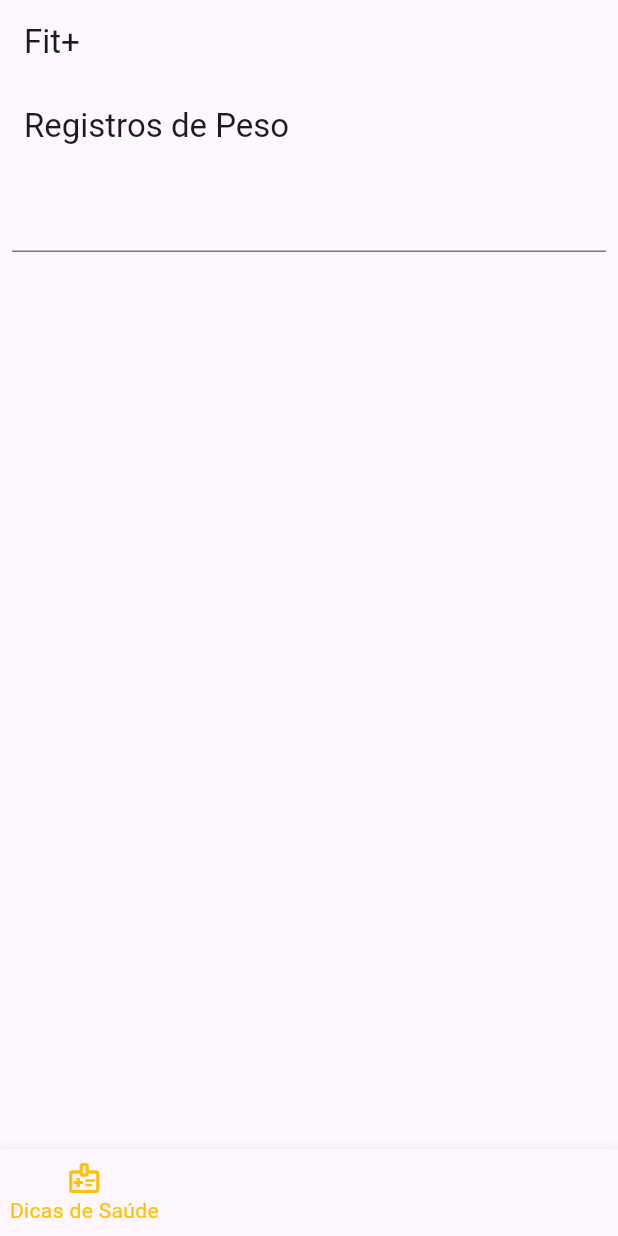
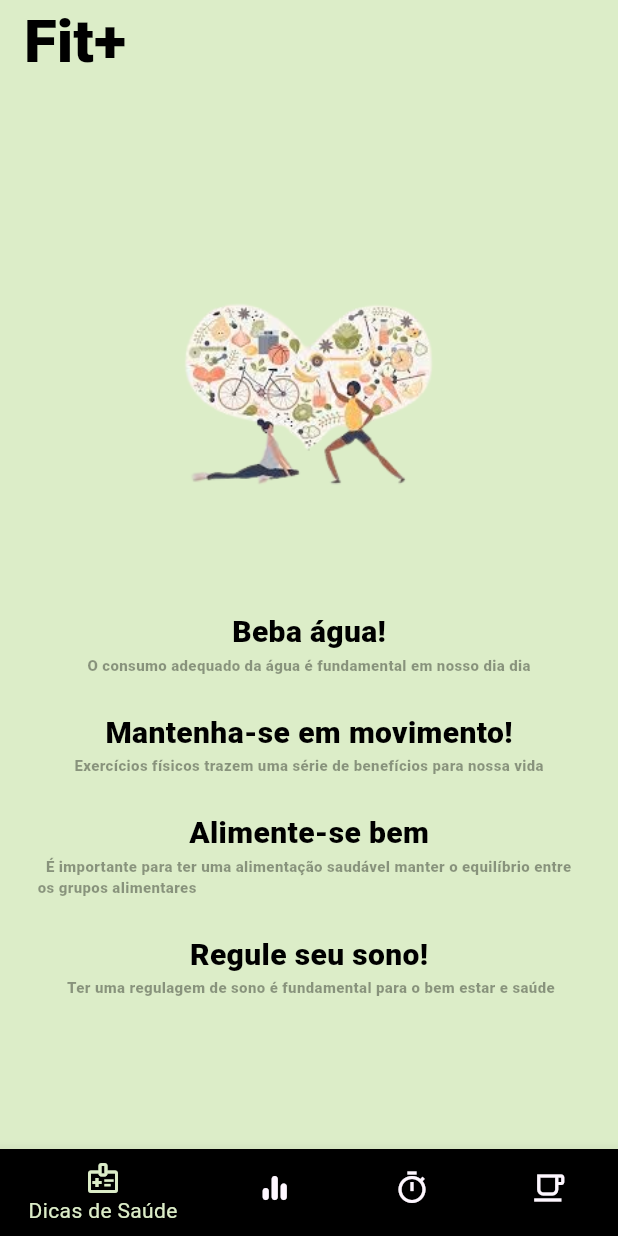
Before and after one commit to emal0n/fitmais, a Flutter app: the screen it shows after launch, on a phone screen of 412 x 824 dp. Run offline on Flutter 3.47's test engine with Material 3 defaults, Android fonts, the light colour scheme and no system bars; our stand-ins replace audioplayers, cloud_firestore, firebase_core, google_nav_bar; accounts and stored records are empty.

Commit message:
Tela de Dicas e Otimizacao de Codigo

```diff
--- a/lib/CtrlIMC.dart
+++ b/lib/CtrlIMC.dart
@@ -72,10 +72,9 @@ class CtrlImcState extends State<CtrlImc> {
   @override
   Widget build(BuildContext context) {
     return Scaffold(
-      appBar: AppBar(
-        title: const Text('Registros de Peso'),
-      ),
-      body: Column(
+
+      body: Center(
+        child: Column (
         mainAxisAlignment: MainAxisAlignment.start,
         children: <Widget>[
           Container(
@@ -91,6 +90,8 @@ class CtrlImcState extends State<CtrlImc> {
           ))
         ],
       ),
+      ),
+
     );
   }
 }
--- /dev/null
+++ b/lib/Dicas_saude.dart
@@ -0,0 +1,100 @@
+import 'package:flutter/material.dart';
+
+
+class DicasSaude extends StatelessWidget {
+  const DicasSaude({super.key});
+
+  @override
+  Widget build(BuildContext context) {
+    return Scaffold(
+      backgroundColor:  Colors.lightGreen[100],
+      body: Center(
+        child: Padding(
+          padding: const EdgeInsets.symmetric(horizontal: 25.0),
+          child: Column(
+            mainAxisAlignment: MainAxisAlignment.center,
+            children: [
+              Padding(
+                padding: const EdgeInsets.all(25.0),
+                child: Image.asset(
+                  'lib/Dumps/saude.png',
+                  height: 240,
+                ),
+              ),
+
+              const Text(
+                'Beba água!',
+                style: TextStyle(
+                  fontWeight: FontWeight.w900,
+                  color: Colors.black,
+                  fontSize: 20,
+                ),
+              ),
+               const Text(
+                'O consumo adequado da água é fundamental em nosso dia dia',
+                style: TextStyle(
+                  fontWeight: FontWeight.w900,
+                  color: Colors.black38,
+                  fontSize: 10,
+                ),
+              ),
+              const SizedBox(height: 24),
+              const Text(
+                'Mantenha-se em movimento!',
+                style: TextStyle(
+                  fontWeight: FontWeight.w900,
+                  color: Colors.black,
+                  fontSize: 20,
+                ),
+              ),
+              const Text(
+                'Exercícios físicos trazem uma série de benefícios para nossa vida',
+                style: TextStyle(
+                  fontWeight: FontWeight.w900,
+                  color: Colors.black38,
+                  fontSize: 10,
+                ),
+              ),
+            const SizedBox(height: 24),
+              const Text(
+                'Alimente-se bem',
+                style: TextStyle(
+                  fontWeight: FontWeight.w900,
+                  color: Colors.black,
+                  fontSize: 20,
+                ),
+              ),
+              const Text(
+                '  É importante para ter uma alimentação saudável manter o equilíbrio entre os grupos alimentares',
+                style: TextStyle(
+                  fontWeight: FontWeight.w900,
+                  color: Colors.black38,
+                  fontSize: 10,
+                ),
+              ),
+              const SizedBox(height: 24),
+             const Text(
+                'Regule seu sono!',
+                style: TextStyle(
+                  fontWeight: FontWeight.w900,
+                  color: Colors.black,
+                  fontSize: 20,
+                ),
+              ),
+
+              const Text(
+                ' Ter uma regulagem de sono é fundamental para o bem estar e saúde',
+                style: TextStyle(
+                  fontWeight: FontWeight.w900,
+                  color: Colors.black38,
+                  fontSize: 10,
+                ),
+              ),
+               const SizedBox(height: 40),
+            ],
+          ),
+        ),
+      ),
+    );
+  }
+}
--- a/lib/TelaPrincipal.dart
+++ b/lib/TelaPrincipal.dart
@@ -1,4 +1,9 @@
+import 'dart:ui';
+
+import 'package:fitmais/Dicas_saude.dart';
 import 'package:flutter/material.dart';
+import 'package:flutter/widgets.dart';
+import 'package:google_nav_bar/google_nav_bar.dart';
 import 'CtrlIMC.dart';
 import 'timer.dart';
 
@@ -13,6 +18,7 @@ class TelaPrincipalState extends State<TelaPrincipal> {
 
   final List<Widget> _pages = [
 
+    DicasSaude(),
     CtrlImc(),
     Cronometro()
 
@@ -26,38 +32,44 @@ class TelaPrincipalState extends State<TelaPrincipal> {
 
   @override
   Widget build(BuildContext context) {
-    return Scaffold(
+  return Scaffold(
       appBar: AppBar(
         title: const Text('Fit+'),
+        titleTextStyle: TextStyle(
+        fontSize: 40,
+        fontWeight:FontWeight.w900,
+        color: Colors.black,
+        ),
+        backgroundColor: Colors.lightGreen[100],
       ),
       body: _pages[_currentIndex],
+
       bottomNavigationBar: BottomNavigationBar(
 
         items: const <BottomNavigationBarItem>[
           BottomNavigationBarItem(
             icon: Icon(Icons.medical_information_outlined),
             label: 'Dicas de Saúde',
+            backgroundColor:  Colors.black,
+          ),
+           BottomNavigationBarItem(
+            icon: Icon(Icons.equalizer_rounded),
+            label: 'Controle IMC',
+            backgroundColor:  Colors.black,
+          ),
+          BottomNavigationBarItem(
+            icon: Icon(Icons.timer_sharp),
+            label: 'Timer Meditação',
+            backgroundColor:  Colors.black,
           ),
           BottomNavigationBarItem(
             icon: Icon(Icons.local_cafe_outlined),
             label: 'Rotina de Alimentação',
-          ),
-          BottomNavigationBarItem(
-            icon: Icon(Icons.equalizer_rounded),
-            label: 'Controle IMC',
-          ),
-          BottomNavigationBarItem(
-            icon: Icon(Icons.timer_sharp),
-            label: 'Timer Meditação',
-          ),
-          BottomNavigationBarItem(
-            icon: Icon(Icons.fitness_center_rounded),
-            label: 'Plano de Treino',
+            backgroundColor:  Colors.black,
           ),
         ],
 
-        backgroundColor: Colors.blue,
-        selectedItemColor: Colors.amber,
+        selectedItemColor: Colors.lightGreen[100],
         currentIndex: _currentIndex,
         onTap: _onTap,
       ),
--- a/lib/main.dart
+++ b/lib/main.dart
@@ -16,8 +16,8 @@
   @override
   Widget build(BuildContext context) {
     return MaterialApp(
+      title: 'Fit+',
       debugShowCheckedModeBanner: false,
-      title: 'Fit+',
       home: TelaPrincipal(),
     );
   }
--- a/lib/timer.dart
+++ b/lib/timer.dart
@@ -13,8 +13,8 @@ class _CronometroState extends State<Cronometro> {
 
   TextEditingController _controller = TextEditingController();
   late Timer _timer;
-  int _totalTime = 0; // Tempo total em segundos
-  int _remainingTime = 0; // Tempo restante em segundos
+  int _totalTime = 0;
+  int _remainingTime = 0;
   bool _isRunning = false;
 
   void _startTimer() {
@@ -75,7 +75,7 @@ class _CronometroState extends State<Cronometro> {
   Widget build(BuildContext context) {
     return Scaffold(
       body: Container(
-        color: Colors.lightGreen[100], // Define a cor de fundo
+        color: Colors.lightGreen[100],
         child: Column(
           mainAxisAlignment: MainAxisAlignment.center,
           children: <Widget>[
@@ -92,7 +92,7 @@ class _CronometroState extends State<Cronometro> {
                             _totalTime == 0 ? 1.0 : _remainingTime / _totalTime,
                         strokeWidth: 10,
                         valueColor: AlwaysStoppedAnimation<Color>(
-                            Colors.green[800]!), // Define a cor do círculo
+                            Colors.green[800]!),
                       ),
                     ),
                     Text(
@@ -116,7 +116,6 @@ class _CronometroState extends State<Cronometro> {
                         keyboardType: TextInputType.number,
                         decoration: InputDecoration(
                           border: OutlineInputBorder(),
-                          labelText: 'Minutos para você meditar...',
                         ),
                       ),
                     ),
@@ -131,7 +130,7 @@ class _CronometroState extends State<Cronometro> {
                       padding: const EdgeInsets.all(25),
                       child: const Center(
                         child: Text(
-                          'Iniciar',
+                          'INICIAR',
                           style: TextStyle(
                             color: Colors.black,
                             fontWeight: FontWeight.w900,
@@ -150,7 +149,7 @@ class _CronometroState extends State<Cronometro> {
                       padding: const EdgeInsets.all(25),
                       child: const Center(
                         child: Text(
-                          'Parar',
+                          'PARAR',
                           style: TextStyle(
                             color: Colors.black,
                             fontWeight: FontWeight.w900,
@@ -169,7 +168,7 @@ class _CronometroState extends State<Cronometro> {
                       padding: const EdgeInsets.all(25),
                       child: const Center(
                         child: Text(
-                          'Resetar',
+                          'RESETAR',
                           style: TextStyle(
                             color: Colors.black,
                             fontWeight: FontWeight.w900,
@@ -181,7 +180,7 @@ class _CronometroState extends State<Cronometro> {
                 ],
               ),
             ),
-            SizedBox(height: 20.0), // Espaço abaixo dos botões
+            SizedBox(height: 20.0),
           ],
         ),
       ),
```
Also changed, not shown: pubspec.yaml (+6 -6 lines), lib/Dumps/image.jpg (added), lib/Dumps/saude.jpg (added), lib/Dumps/saude.png (added), pubspec.lock, 2 other files.
